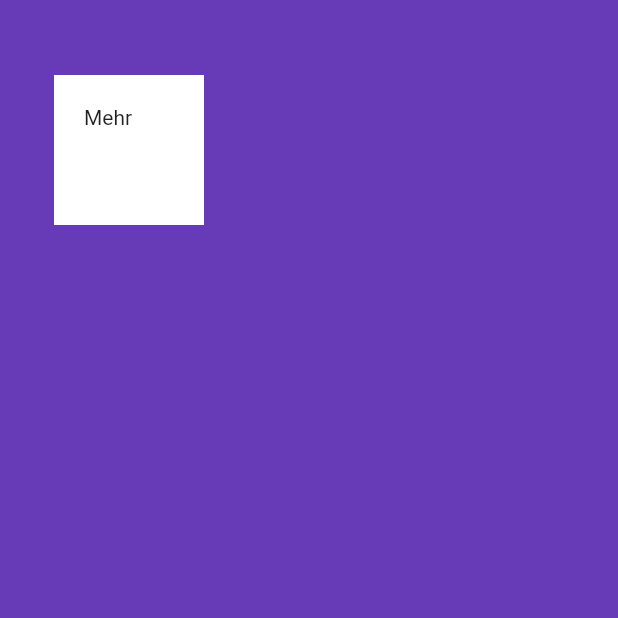
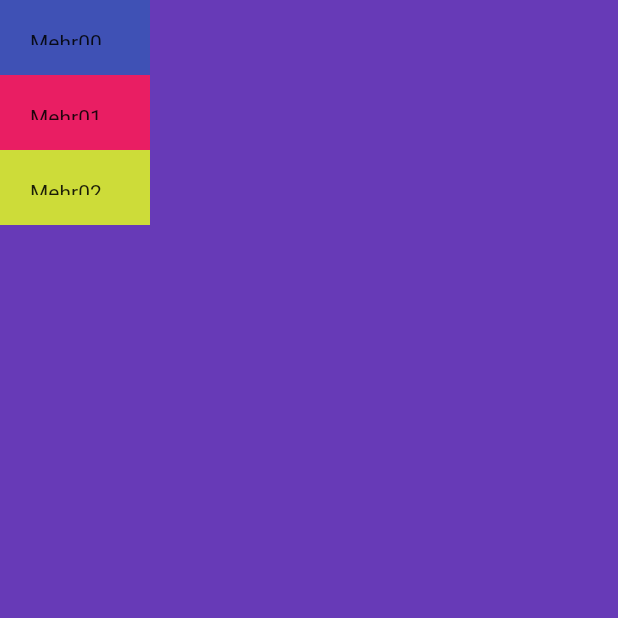
Before and after one commit to mehrbarz/flutter01, a Flutter app: the screen it shows after launch, on a phone screen of 412 x 824 dp, the top half of it. Run offline on Flutter 3.47's test engine with Material 2 defaults, Android fonts, the light colour scheme and no system bars.

Commit message:
column for multi-child layout

```diff
--- a/business_card01/lib/main.dart
+++ b/business_card01/lib/main.dart
@@ -13,14 +13,32 @@ class MyApp extends StatelessWidget {
       home: Scaffold(
         backgroundColor: Colors.deepPurple,
         body: SafeArea(
-          child: Container(
-            height: 100.0,
-            width: 100,
-            margin: EdgeInsets.symmetric(vertical: 50, horizontal: 36),
-            padding: EdgeInsets.all(20),
-            color: Colors.white,
-            child: Text('Mehr'),
-          ),
+          child: Column(
+            children: <Widget>[
+              Container(
+                height: 50,
+                width: 100,
+                padding: EdgeInsets.all(20),
+                color: Colors.indigo,
+                child: Text('Mehr00'),
+              ),
+              Container(
+                height: 50,
+                width: 100,
+                padding: EdgeInsets.all(20),
+                color: Colors.pink,
+                child: Text('Mehr01'),
+              ),
+              Container(
+                height: 50,
+                width: 100,
+                padding: EdgeInsets.all(20),
+                color: Colors.lime,
+                child: Text('Mehr02'),
+              ),
+
+            ],
+          )
         ),
       ),
     );
```
